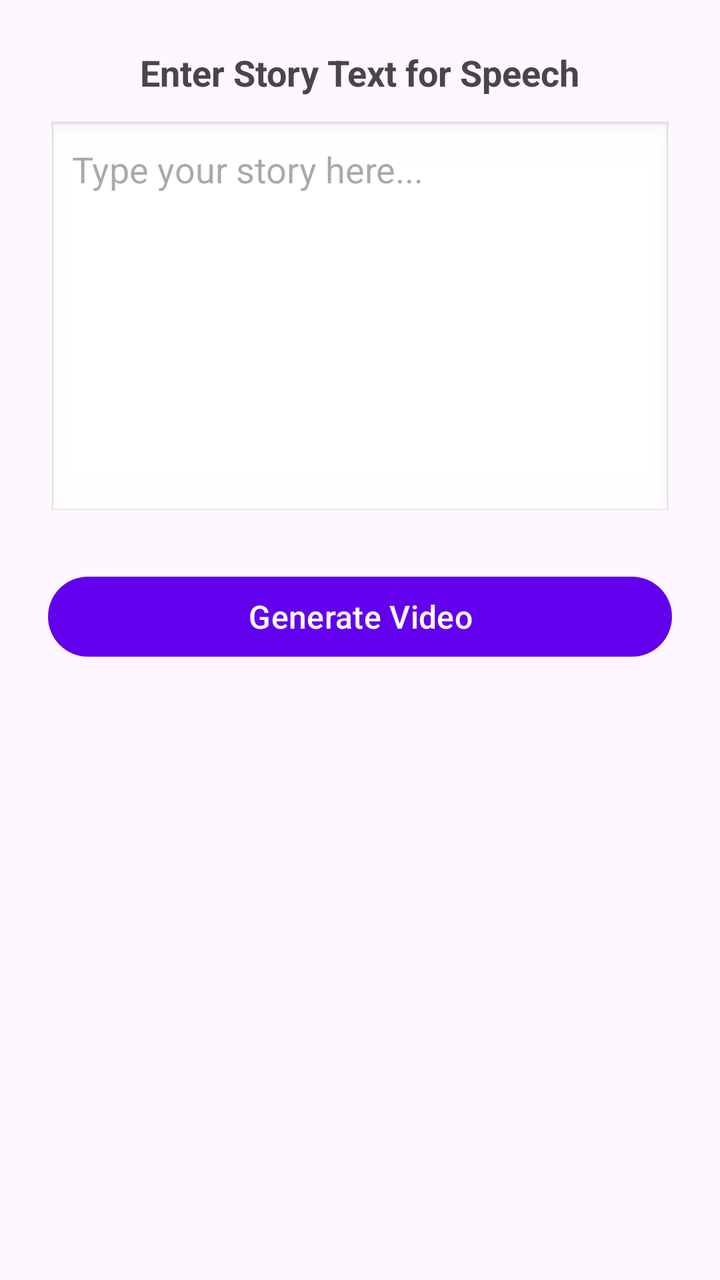
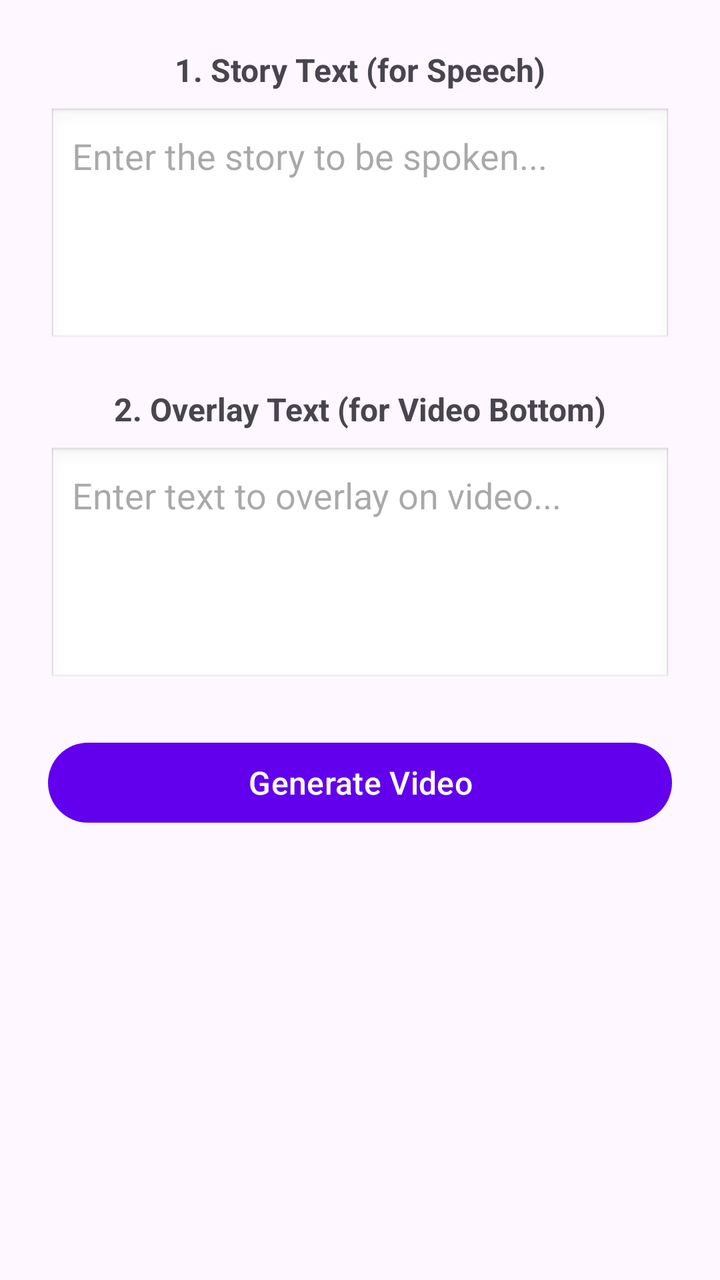

Screens rendered from an Android XML layout before and after an edit, with the pre-edit source and the edit as a unified diff.
<!-- AndroidManifest.xml: application theme Theme.TalkingFace -->
<!-- res/layout/activity_main.xml -->
<?xml version="1.0" encoding="utf-8"?>

<LinearLayout xmlns:android="http://schemas.android.com/apk/res/android"
    android:layout_width="match_parent"
    android:layout_height="match_parent"
    android:orientation="vertical"
    android:padding="24dp"
    android:gravity="center_horizontal">

    <TextView
        android:layout_width="wrap_content"
        android:layout_height="wrap_content"
        android:text="Enter Story Text for Speech"
        android:textSize="18sp"
        android:textStyle="bold"
        android:layout_marginBottom="12dp" />

    <EditText
        android:id="@+id/etStoryText"
        android:layout_width="match_parent"
        android:layout_height="200dp"
        android:gravity="top|start"
        android:hint="Type your story here..."
        android:inputType="textMultiLine"
        android:padding="12dp"
        android:background="@android:drawable/edit_text" />

    <Button
        android:id="@+id/btnGenerate"
        android:layout_width="match_parent"
        android:layout_height="wrap_content"
        android:layout_marginTop="24dp"
        android:text="Generate Video"
        android:textSize="16sp" />

    <ProgressBar
        android:id="@+id/progressBar"
        style="?android:attr/progressBarStyleHorizontal"
        android:layout_width="match_parent"
        android:layout_height="wrap_content"
        android:layout_marginTop="24dp"
        android:visibility="gone" />

    <TextView
        android:id="@+id/tvStatus"
        android:layout_width="match_parent"
        android:layout_height="wrap_content"
        android:layout_marginTop="12dp"
        android:textAlignment="center"
        android:textSize="14sp"
        android:textColor="#666666" />

</LinearLayout>
<!-- resources referenced by this layout -->
<resources>
  <style name="Theme.TalkingFace" parent="Theme.Material3.DayNight.NoActionBar">
          <item name="colorPrimary">#6200EE</item>
          <item name="colorPrimaryVariant">#3700B3</item>
          <item name="colorOnPrimary">#FFFFFF</item>
          <item name="colorSecondary">#03DAC6</item>
          <item name="colorSecondaryVariant">#018786</item>
          <item name="colorOnSecondary">#000000</item>
          <item name="android:statusBarColor">?attr/colorPrimaryVariant</item>
      </style>
</resources>

<!-- the commit's change to res/layout/activity_main.xml (unified diff, before → after) -->
@@ -1,53 +1,78 @@
 <?xml version="1.0" encoding="utf-8"?>
 
-<LinearLayout xmlns:android="http://schemas.android.com/apk/res/android"
+<ScrollView xmlns:android="http://schemas.android.com/apk/res/android"
     android:layout_width="match_parent"
     android:layout_height="match_parent"
-    android:orientation="vertical"
-    android:padding="24dp"
-    android:gravity="center_horizontal">
+    android:fillViewport="true">
 
-    <TextView
-        android:layout_width="wrap_content"
-        android:layout_height="wrap_content"
-        android:text="Enter Story Text for Speech"
-        android:textSize="18sp"
-        android:textStyle="bold"
-        android:layout_marginBottom="12dp" />
-
-    <EditText
-        android:id="@+id/etStoryText"
-        android:layout_width="match_parent"
-        android:layout_height="200dp"
-        android:gravity="top|start"
-        android:hint="Type your story here..."
-        android:inputType="textMultiLine"
-        android:padding="12dp"
-        android:background="@android:drawable/edit_text" />
-
-    <Button
-        android:id="@+id/btnGenerate"
+    <LinearLayout
         android:layout_width="match_parent"
         android:layout_height="wrap_content"
-        android:layout_marginTop="24dp"
-        android:text="Generate Video"
-        android:textSize="16sp" />
+        android:orientation="vertical"
+        android:padding="24dp"
+        android:gravity="center_horizontal">
 
-    <ProgressBar
-        android:id="@+id/progressBar"
-        style="?android:attr/progressBarStyleHorizontal"
-        android:layout_width="match_parent"
-        android:layout_height="wrap_content"
-        android:layout_marginTop="24dp"
-        android:visibility="gone" />
+        <TextView
+            android:layout_width="wrap_content"
+            android:layout_height="wrap_content"
+            android:text="1. Story Text (for Speech)"
+            android:textSize="16sp"
+            android:textStyle="bold"
+            android:layout_marginBottom="8dp" />
 
-    <TextView
-        android:id="@+id/tvStatus"
-        android:layout_width="match_parent"
-        android:layout_height="wrap_content"
-        android:layout_marginTop="12dp"
-        android:textAlignment="center"
-        android:textSize="14sp"
-        android:textColor="#666666" />
+        <EditText
+            android:id="@+id/etSpeechText"
+            android:layout_width="match_parent"
+            android:layout_height="120dp"
+            android:gravity="top|start"
+            android:hint="Enter the story to be spoken..."
+            android:inputType="textMultiLine"
+            android:padding="12dp"
+            android:background="@android:drawable/edit_text" />
 
-</LinearLayout>
+        <TextView
+            android:layout_width="wrap_content"
+            android:layout_height="wrap_content"
+            android:text="2. Overlay Text (for Video Bottom)"
+            android:textSize="16sp"
+            android:textStyle="bold"
+            android:layout_marginTop="20dp"
+            android:layout_marginBottom="8dp" />
+
+        <EditText
+            android:id="@+id/etOverlayText"
+            android:layout_width="match_parent"
+            android:layout_height="120dp"
+            android:gravity="top|start"
+            android:hint="Enter text to overlay on video..."
+            android:inputType="textMultiLine"
+            android:padding="12dp"
+            android:background="@android:drawable/edit_text" />
+
+        <Button
+            android:id="@+id/btnGenerate"
+            android:layout_width="match_parent"
+            android:layout_height="wrap_content"
+            android:layout_marginTop="24dp"
+            android:text="Generate Video"
+            android:textSize="16sp" />
+
+        <ProgressBar
+            android:id="@+id/progressBar"
+            style="?android:attr/progressBarStyleHorizontal"
+            android:layout_width="match_parent"
+            android:layout_height="wrap_content"
+            android:layout_marginTop="24dp"
+            android:visibility="gone" />
+
+        <TextView
+            android:id="@+id/tvStatus"
+            android:layout_width="match_parent"
+            android:layout_height="wrap_content"
+            android:layout_marginTop="12dp"
+            android:textAlignment="center"
+            android:textSize="14sp"
+            android:textColor="#666666" />
+
+    </LinearLayout>
+</ScrollView>
